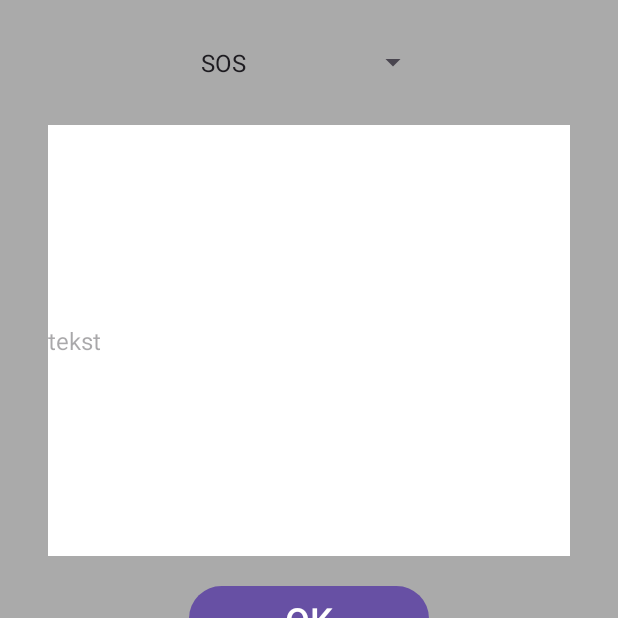
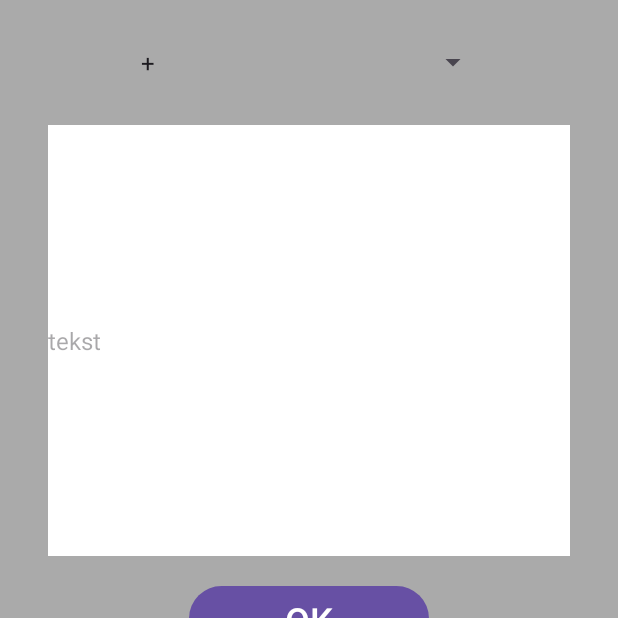
Before and after one commit to JedynyCywilizowany/MorseowaLatarka, an Android app: the screen it shows after launch (MainActivity), on a phone screen of 412 x 824 dp, the top half of it. Run offline under Robolectric (Android 15) with nearby library versions, the phone set to English and light mode, and no system bars; 1 statement that could not run was skipped.

Commit message:
15.01.2025

```diff
--- a/app/src/main/java/com/jedyny_cywilizowany/morseowa_latarka/MainActivity.kt
+++ b/app/src/main/java/com/jedyny_cywilizowany/morseowa_latarka/MainActivity.kt
@@ -5,14 +5,20 @@ import android.hardware.camera2.CameraAccessException
 import android.hardware.camera2.CameraManager
 import android.os.Bundle
 import android.view.View
+import android.widget.AdapterView
+import android.widget.AdapterView.OnItemSelectedListener
 import android.widget.Button
+import android.widget.Spinner
 import android.widget.TextView
 import androidx.activity.enableEdgeToEdge
 import androidx.appcompat.app.AlertDialog
 import androidx.appcompat.app.AppCompatActivity
 import androidx.core.view.ViewCompat
 import androidx.core.view.WindowInsetsCompat
-import kotlinx.coroutines.*
+import kotlinx.coroutines.Job
+import kotlinx.coroutines.MainScope
+import kotlinx.coroutines.delay
+import kotlinx.coroutines.launch
 
 class MainActivity : AppCompatActivity() {
     override fun onCreate(savedInstanceState: Bundle?) {
@@ -29,6 +35,24 @@ class MainActivity : AppCompatActivity() {
         activateButton=findViewById(R.id.button)
         cameraManager = getSystemService(Context.CAMERA_SERVICE) as CameraManager
         cameraId = cameraManager!!.cameraIdList[0]
+
+        val spinner=findViewById<Spinner>(R.id.spinner)
+        spinner.onItemSelectedListener = object : OnItemSelectedListener {
+            override fun onItemSelected(
+                parentView: AdapterView<*>?,
+                selectedItemView: View?,
+                position: Int,
+                id: Long
+            ){
+                if ((running?.isActive)!=true) {
+                    spinnerLastIndex = position
+                    if (position>0) send(extraCommands[position])
+                }
+                else spinner.setSelection(spinnerLastIndex)
+            }
+            override fun onNothingSelected(parentView: AdapterView<*>?) {
+            }
+        }
 
         fun codeChar(lc:Char,uc:Char?,str:String)
         {
@@ -123,20 +147,24 @@ class MainActivity : AppCompatActivity() {
     private val startCode = abToCode("babab")
     private val stopCode =  abToCode("ababa")
     private val extraCommands = arrayOf(
+        Array(0){false},
         abToCode("aaabbbaaa"),
         abToCode("aabbaa"),
         abToCode("aaaba"),
         abToCode("aaabaaabaaab"),
         abToCode("aaabab"),
         abToCode("bab"),
-        abToCode("abaaa")
+        abToCode("abaaa"),
+        abToCode("abaab")
         )
+    private var spinnerLastIndex: Int = 0
     fun buttonPress(v:View)
     {
         if ((running?.isActive)==true)
         {
             running?.cancel()
             activateButton!!.text="OK"
+            findViewById<Spinner>(R.id.spinner).setSelection(0)
             cameraManager?.setTorchMode(cameraId, false)
         }
         else {
@@ -154,7 +182,7 @@ class MainActivity : AppCompatActivity() {
                 cameraManager?.setTorchMode(cameraId, false)
                 delay(500)
                 var lastSign=false
-                for (sign in startCode + code + stopCode) {
+                for (sign in code) {
                     if (sign!=lastSign) {
                         cameraManager?.setTorchMode(cameraId, sign)
                         lastSign = sign
@@ -172,6 +200,7 @@ class MainActivity : AppCompatActivity() {
                 builder.create().show()
             }
             activateButton!!.text="OK"
+            findViewById<Spinner>(R.id.spinner).setSelection(0)
         }
     }
     private fun parseString(str:String): Array<Boolean>
--- a/app/src/main/res/layout/activity_main.xml
+++ b/app/src/main/res/layout/activity_main.xml
@@ -41,7 +41,7 @@
 
     <Spinner
         android:id="@+id/spinner"
-        android:layout_width="160dp"
+        android:layout_width="240dp"
         android:layout_height="51dp"
         android:layout_marginTop="16dp"
         android:entries="@array/extra_codes"
--- a/app/src/main/res/values/strings.xml
+++ b/app/src/main/res/values/strings.xml
@@ -1,6 +1,7 @@
 <resources>
     <string name="app_name" translatable="false">Morse\'owa Latarka</string>
     <string-array name="extra_codes">
+        <item>+</item>
         <item>SOS</item>
         <item>Prośba o powtórzenie</item>
         <item>Zrozumiano</item>
@@ -8,5 +9,6 @@
         <item>Koniec kontaktu</item>
         <item>Wezwanie</item>
         <item>Czekaj</item>
+        <item>Znak rozdziału</item>
     </string-array>
 </resources>
```
